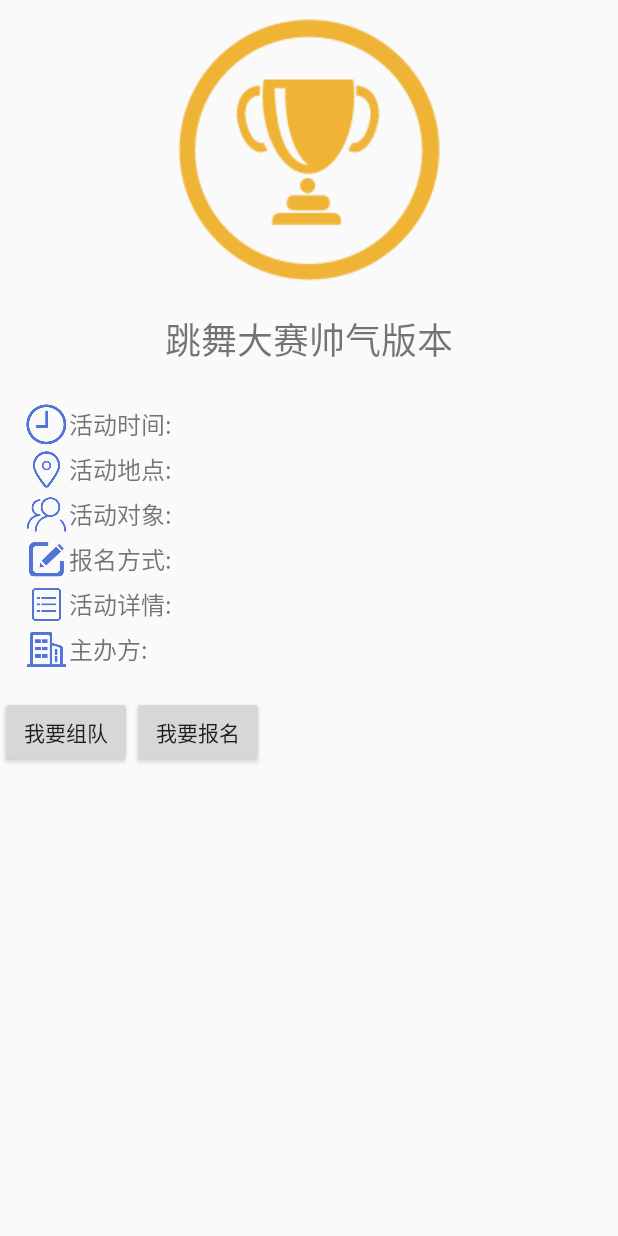
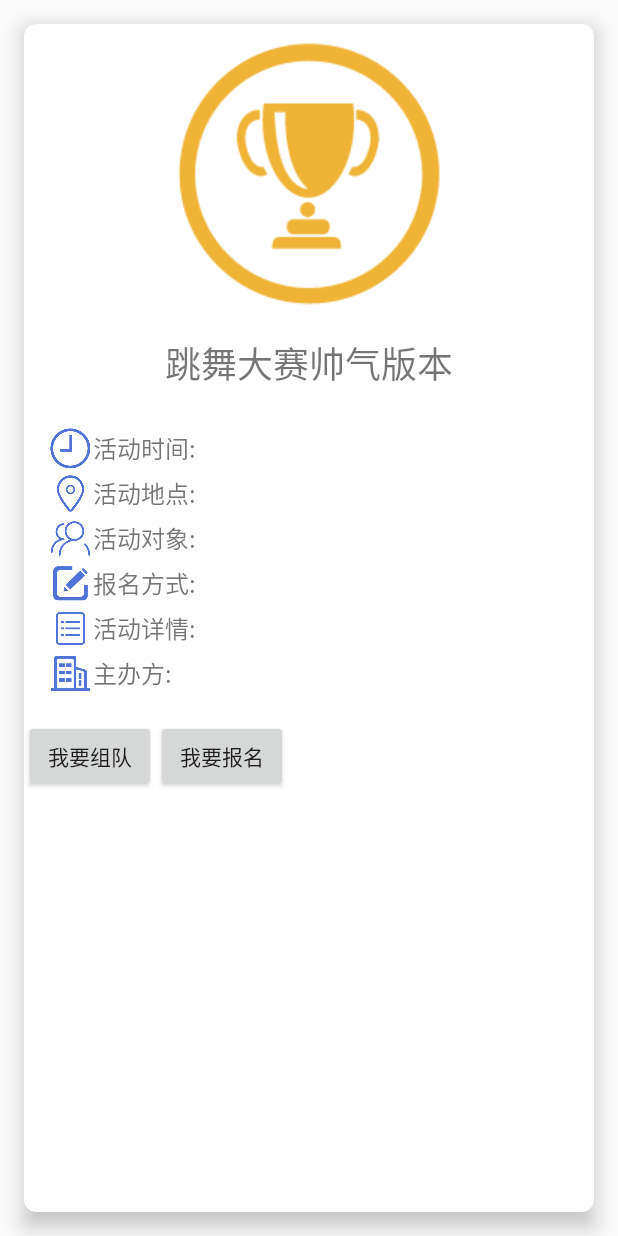
Before and after one commit to hanyaonian/ActPlus, an Android app: the layout fragment_actdetail.xml on its own in the app's theme, with its tools: preview values and no code run, on a phone screen of 412 x 824 dp. Run offline under Robolectric (Android 15) with nearby library versions, the phone set to English and light mode, and no system bars.

Commit message:
开始做详情跳转，现在图片加载用glide超快！！

```diff
--- a/ActPlus/app/src/main/java/com/example/dell/actplus/Myadpter.java
+++ b/ActPlus/app/src/main/java/com/example/dell/actplus/Myadpter.java
@@ -11,6 +11,8 @@ import android.widget.BaseAdapter;
 import android.widget.ImageView;
 import android.widget.LinearLayout;
 import android.widget.TextView;
+
+import com.bumptech.glide.Glide;
 
 import java.util.List;
 
@@ -53,8 +55,8 @@ public class Myadpter extends BaseAdapter {
                     title_text.setText(actItem.getTitle());
                     place_text.setText(actItem.getActPlace());
                     //probably null
-                    if (actItem.getImage() != null) {
-                        poster.setImageBitmap(actItem.getImage());
+                    if (actItem.getActPosterName() != null) {
+                        Glide.with(appContext).load("http://actplus.sysuactivity.com/imgBase/poster/"+actItem.getActPosterName()).into(poster);
                     } else {
                         poster.setImageResource(R.drawable.person);
                     }
--- a/ActPlus/app/src/main/java/com/example/dell/actplus/NetTools.java
+++ b/ActPlus/app/src/main/java/com/example/dell/actplus/NetTools.java
@@ -65,8 +65,8 @@ public class NetTools {
                 JSONObject temp = jsonArray.getJSONObject(i);
                 //get detail
                 ActItem item = new ActItem(temp.getString("actName"), temp.getString("actTime"), temp.getInt("actId"),temp.getString("actLoc"), temp.getString("posterName"));
-                //get poster image
-                item.SetImage(getImage("poster", temp.getString("posterName")));
+                //get poster image,这里是旧的方法，加载图片到bitmap里头，但是太慢了，改用glide。
+                //item.SetImage(getImage("poster", temp.getString("posterName")));
                 data.add(item);
             }
         } catch (Exception e) {
@@ -74,6 +74,7 @@ public class NetTools {
         }
         return data;
     }
+    //此方法太慢，改用glide
     public Bitmap getImage(String imageType, String imageName) {
         //获取方式 ： GET
         //图片地址 ：http://actplus.sysuactivity.com/imgBase/{imageType}/{imageName}
--- a/ActPlus/app/src/main/res/layout/cartitem_layout.xml
+++ b/ActPlus/app/src/main/res/layout/cartitem_layout.xml
@@ -21,8 +21,8 @@
             android:layout_height="wrap_content">
             <ImageView
                 android:paddingTop="@dimen/dp8"
-                android:layout_width="match_parent"
-                android:layout_height="wrap_content"
+                android:layout_width="500dp"
+                android:layout_height="300dp"
                 android:layout_centerHorizontal="true"
                 android:id="@+id/act_poster"/>
             <TextView
--- a/ActPlus/app/src/main/res/layout/fragment_actdetail.xml
+++ b/ActPlus/app/src/main/res/layout/fragment_actdetail.xml
@@ -2,8 +2,20 @@
     xmlns:tools="http://schemas.android.com/tools"
     android:layout_width="match_parent"
     android:layout_height="match_parent"
+    xmlns:app="http://schemas.android.com/apk/res-auto"
     android:clickable="true"
     tools:context="com.example.dell.actplus.actdetail">
+    <android.support.v7.widget.CardView
+        android:layout_width="match_parent"
+        android:layout_height="match_parent"
+        android:focusable="false"
+        android:clickable="false"
+        android:foreground="?android:attr/selectableItemBackground"
+        app:cardCornerRadius="@dimen/dp8"
+        app:cardBackgroundColor="@color/white"
+        app:cardElevation="@dimen/dp8"
+        android:layout_margin="@dimen/dp16"
+        android:id="@+id/card_view">
     <ScrollView
         android:layout_width="match_parent"
         android:layout_height="match_parent">
@@ -43,4 +55,5 @@
             </LinearLayout>
         </LinearLayout>
     </ScrollView>>
+    </android.support.v7.widget.CardView>>
 </FrameLayout>
```
